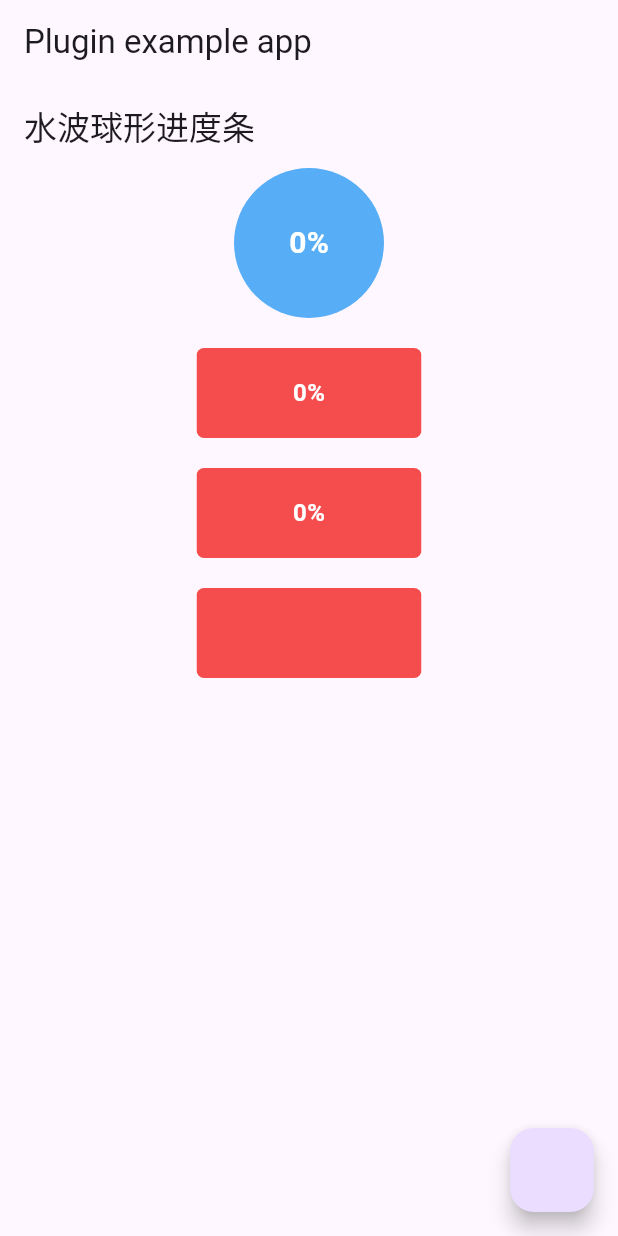
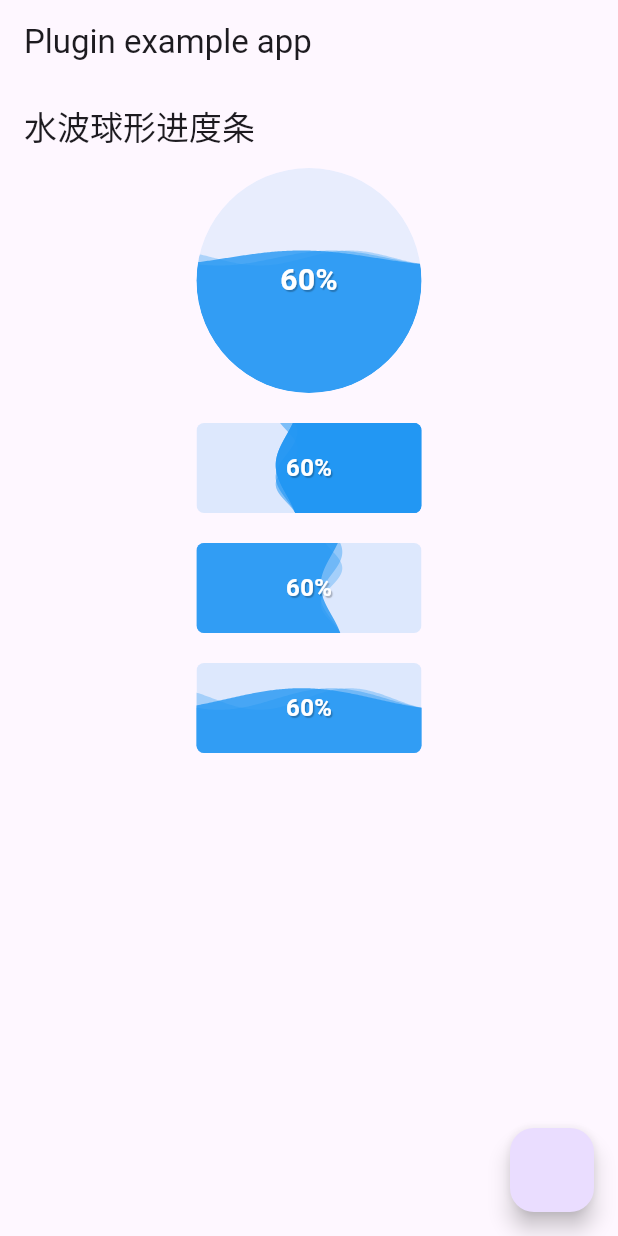
Before and after one commit to 7-bit11/flutter_progress_bar_button, a Flutter app: the screen it shows after launch, on a phone screen of 412 x 824 dp. Run offline on Flutter 3.47's test engine with Material 3 defaults, Android fonts, the phone set to English and light mode, and no system bars.

Commit message:
✨ feat(添加完成是否显示动画效果如参数):

```diff
--- a/example/lib/circualr_progress_button_example.dart
+++ b/example/lib/circualr_progress_button_example.dart
@@ -1,5 +1,3 @@
-import 'dart:async';
-
 import 'package:flutter/material.dart';
 import 'package:flutter_progress_bar_button/flutter_progress_bar_button.dart';
 
@@ -12,7 +10,7 @@ class CircualrProgressButtonExample extends StatefulWidget {
 }
 
 class _WaterWaveProgressPageState extends State<CircualrProgressButtonExample> {
-  int progress = 0;
+  int progress = 6;
   @override
   void initState() {
     super.initState();
@@ -32,7 +30,7 @@ class _WaterWaveProgressPageState extends State<CircualrProgressButtonExample> {
         children: [
           Center(
             child: CircularAnimatedProgressBar(
-                size: 100,
+                size: 150,
                 progress: (progress.clamp(0, 10) / 10),
                 onPressed: () {
                   setState(() {
@@ -44,18 +42,17 @@ class _WaterWaveProgressPageState extends State<CircualrProgressButtonExample> {
           RectangleAnimatedProgressBar(
             progress: (progress.clamp(0, 10) / 10),
             enumPosition: PositionEnum.right,
-              backgroundColor: const Color.fromARGB(204, 243, 33, 33)),
+          ),
           const SizedBox(height: 20),
           RectangleAnimatedProgressBar(
             progress: (progress.clamp(0, 10) / 10),
             enumPosition: PositionEnum.left,
-              backgroundColor: const Color.fromARGB(204, 243, 33, 33)),
+          ),
           const SizedBox(height: 20),
           RectangleAnimatedProgressBar(
-              isShowProgress: false,
             progress: (progress.clamp(0, 10) / 10),
             enumPosition: PositionEnum.bottom,
-              backgroundColor: const Color.fromARGB(204, 243, 33, 33))
+          )
         ],
       ),
     );
--- a/lib/src/circular/circular_progress_button.dart
+++ b/lib/src/circular/circular_progress_button.dart
@@ -36,6 +36,9 @@ class CircularAnimatedProgressBar extends StatefulWidget {
   /// 完成后的显示
   final String completedText;
 
+  /// 完成后是否显示波浪动画
+  final bool completedIsShowWave;
+
   /// 构造方法
   CircularAnimatedProgressBar(
       {super.key,
@@ -45,8 +48,9 @@ class CircularAnimatedProgressBar extends StatefulWidget {
       this.curve = Curves.linear,
       this.onPressed,
       this.waveHeight = 12,
+      this.completedIsShowWave = true,
       this.completedText = 'Completed',
-      this.backgroundColor = const Color(0x802196f3),
+      this.backgroundColor = const Color(0x0D2192F3),
 
       /// 默认为蓝色
       /// 2、4、6 排序显示为 最上层为 6 、4 、2
@@ -56,7 +60,12 @@ class CircularAnimatedProgressBar extends StatefulWidget {
         Color(0xCC2196f3),
       ],
       this.showProgressTextStyle = const TextStyle(
-          fontSize: 20, fontWeight: FontWeight.bold, color: Colors.white)})
+          fontSize: 20,
+          fontWeight: FontWeight.bold,
+          color: Colors.white,
+          shadows: [
+            Shadow(offset: Offset(1, 1), blurRadius: .2, color: Colors.black26)
+          ])})
       : assert(progress >= 0.0 && progress <= 1.0,
             "Progress must be less than 1 and greater than 0"),
         assert(size > 0.0, "The size must be greater than 0"),
@@ -147,7 +156,8 @@ class _CircularAnimatedProgressBarState
                         progress: _progressAnimation.value,
                         waveHeight: widget.waveHeight,
                         colorsWave: widget.colorsWave,
-                        backgroundColor: widget.backgroundColor),
+                        backgroundColor: widget.backgroundColor,
+                        completedIsShowWave: widget.completedIsShowWave),
                   )),
               widget.isShowProgress
                   ? isCompleted
@@ -192,14 +202,17 @@ class MultiLayerWaterWavePainter extends CustomPainter {
 
   /// 添加属性来指定形状
   final BoxShape shape;
-  MultiLayerWaterWavePainter({
-    required this.waveAnimationValue,
+
+  /// 完成后是否显示波浪动画
+  final bool completedIsShowWave;
+  MultiLayerWaterWavePainter(
+      {required this.waveAnimationValue,
       required this.progress,
       required this.waveHeight,
       required this.colorsWave,
       required this.backgroundColor,
       this.shape = BoxShape.circle, // 默认为圆形,
-  });
+      required this.completedIsShowWave});
 
   @override
   void paint(Canvas canvas, Size size) {
@@ -209,9 +222,12 @@ class MultiLayerWaterWavePainter extends CustomPainter {
     Paint circlePaint = Paint()..color = backgroundColor;
     List<Paint> wavePaints = [];
     List<Path> paths = [];
-    double dynamicWaveHeight = waveHeight * progress;
-    if (progress == 1) {
+    double dynamicWaveHeight = 5;
+    if (progress == 1 || progress == 0) {
+      dynamicWaveHeight = 8;
+      if (!completedIsShowWave) {
         dynamicWaveHeight = 0;
+      }
     }
 
     /// 波浪画笔
--- a/lib/src/rectangle/rectangle_progress_button.dart
+++ b/lib/src/rectangle/rectangle_progress_button.dart
@@ -45,6 +45,9 @@ class RectangleAnimatedProgressBar extends StatefulWidget {
   /// 完成后的显示
   final String completedText;
 
+  /// 完成后是否显示波浪动画
+  final bool completedIsShowWave;
+
   /// 构造方法
   RectangleAnimatedProgressBar(
       {super.key,
@@ -55,10 +58,11 @@ class RectangleAnimatedProgressBar extends StatefulWidget {
       this.curve = Curves.linear,
       this.onPressed,
       this.waveHeight = 12,
-      this.backgroundColor = const Color(0x662196f3),
+      this.backgroundColor = const Color(0x262192F3),
       this.circular = 5.0,
       this.completedText = 'Completed',
       this.enumPosition = PositionEnum.bottom,
+      this.completedIsShowWave = true,
 
       /// 波浪颜色&波浪层数
       /// 默认为蓝色
@@ -69,7 +73,12 @@ class RectangleAnimatedProgressBar extends StatefulWidget {
         Color(0xCC2196f3),
       ],
       this.showProgressTextStyle = const TextStyle(
-          fontSize: 16, fontWeight: FontWeight.bold, color: Colors.white)})
+          fontSize: 16,
+          fontWeight: FontWeight.bold,
+          color: Colors.white,
+          shadows: [
+            Shadow(offset: Offset(1, 1), blurRadius: .2, color: Colors.black26)
+          ])})
       : assert(progress >= 0.0 && progress <= 1.0,
             "Progress must be less than 1 and greater than 0"),
         assert(width > 0.0, "The width must be greater than 0"),
@@ -167,7 +176,8 @@ class _RectangleAnimatedProgressBarState
                           waveHeight: widget.waveHeight,
                           colorsWave: widget.colorsWave,
                           enumPosition: widget.enumPosition,
-                          backgroundColor: widget.backgroundColor),
+                          backgroundColor: widget.backgroundColor,
+                          completedIsShowWave: widget.completedIsShowWave),
                     )),
               ),
               widget.isShowProgress
@@ -212,13 +222,17 @@ class RectangleMultiLayerWaterWavePainter extends CustomPainter {
   final Color backgroundColor;
   final PositionEnum enumPosition;
 
+  /// 完成后是否显示波浪动画
+  final bool completedIsShowWave;
+
   RectangleMultiLayerWaterWavePainter(
       {required this.waveAnimationValue,
       required this.progress,
       required this.waveHeight,
       required this.colorsWave,
       required this.backgroundColor,
-      required this.enumPosition});
+      required this.enumPosition,
+      required this.completedIsShowWave});
   @override
   void paint(Canvas canvas, Size size) {
     Paint circlePaint = Paint()..color = backgroundColor;
@@ -229,10 +243,14 @@ class RectangleMultiLayerWaterWavePainter extends CustomPainter {
     double sindy = 2.5;
     // 绘制矩形背景
     canvas.drawRect(rect, circlePaint);
+    dynamicWaveHeight = 5;
     if (progress == 1) {
       dynamicWaveHeight = 0;
     } else if (progress >= .6) {
       dynamicWaveHeight = waveHeight * .6;
+    }
+    if (!completedIsShowWave) {
+      dynamicWaveHeight = 0;
     }
 
     /// 波浪画笔
```
Lines whose indentation alone changed are shown as unchanged.
